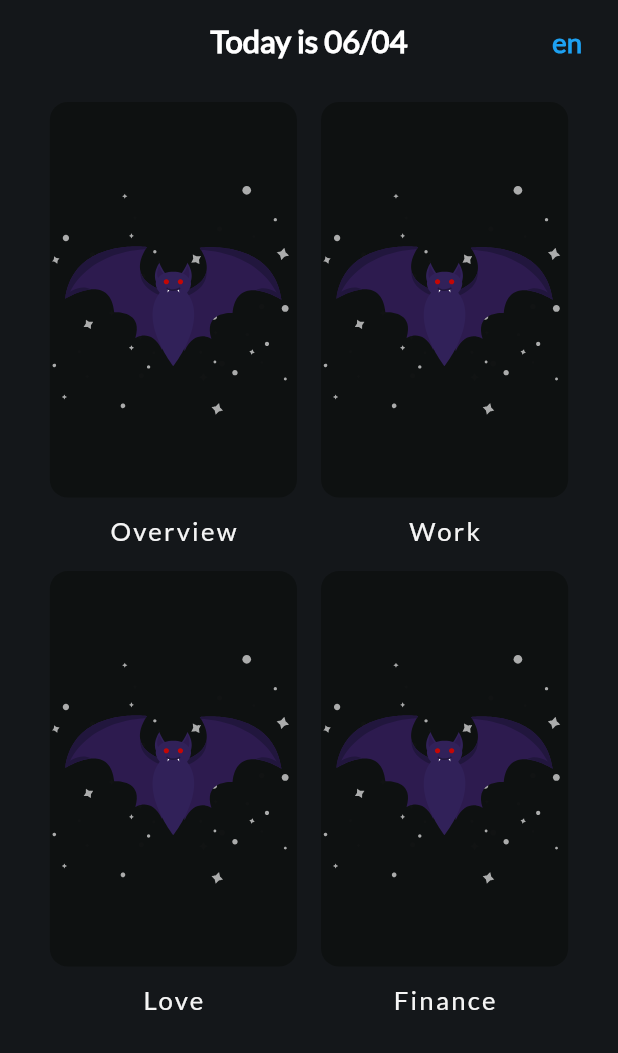
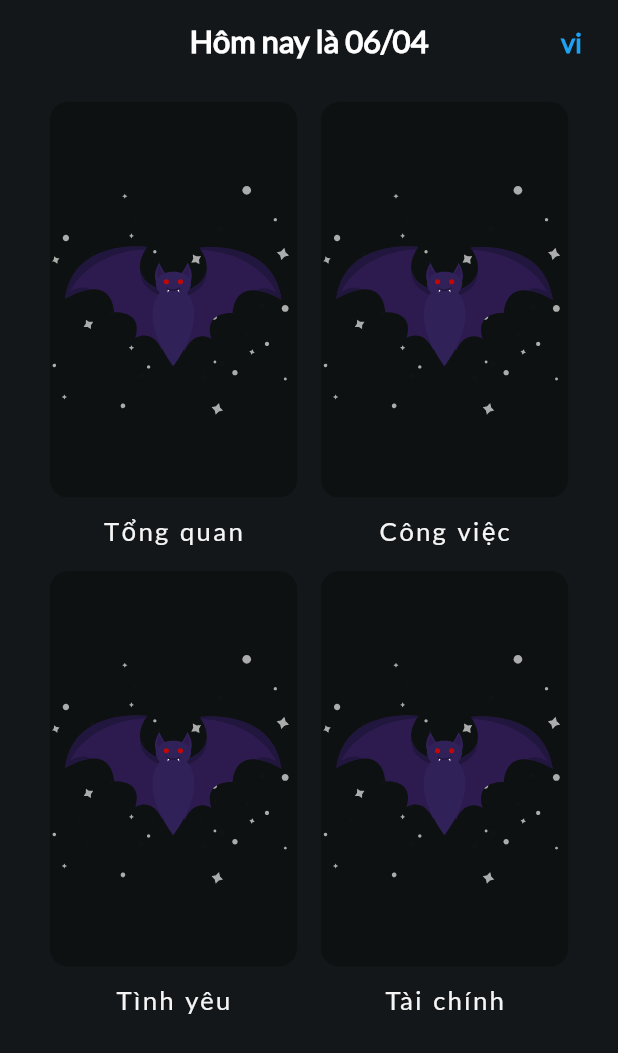
Before and after one commit to lambiengcode/flutter-tarot-card, a Flutter app: the screen it shows after launch, on a phone screen of 412 x 824 dp. Shown: the top 1053 px of the screen. Run offline on Flutter 3.47's test engine with Material 2 defaults, Android fonts, the phone set to English and light mode, and no system bars; drawn by our look-alikes of flip_card; our stand-ins replace flutter_icons, flutter_neumorphic, get, get_storage, lottie; missing offline and left inert: translator.

```diff
--- a/lib/src/lang/translation_service.dart
+++ b/lib/src/lang/translation_service.dart
@@ -5,8 +5,8 @@ import 'en_US.dart';
 import 'vi_VN.dart';
 
 class TranslationService extends Translations {
-  static final locale = Get.deviceLocale;
-  static final fallbackLocale = Locale('en', 'US');
+  static final locale = Locale('vi', 'VN');
+  static final fallbackLocale = Locale('vi', 'VN');
   @override
   Map<String, Map<String, String>> get keys => {
         'en_US': en_US,
--- a/lib/src/lang/vi_VN.dart
+++ b/lib/src/lang/vi_VN.dart
@@ -1,5 +1,5 @@
 const Map<String, String> vi_VN = {
-  'today': 'Today is',
+  'today': 'Hôm nay là',
   'overview': 'Tổng quan',
   'work': 'Công việc',
   'love': 'Tình yêu',
```
Also changed, not shown: pubspec.lock, 1 other file.
